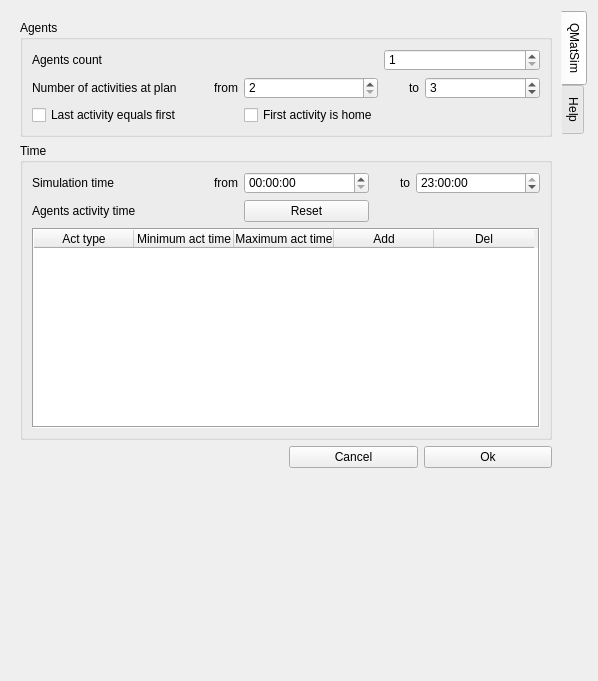
First picture: the form in q_mat_sim_dialog_base_agents.ui, repository DmitryDobr/QMATSim, before the edit.
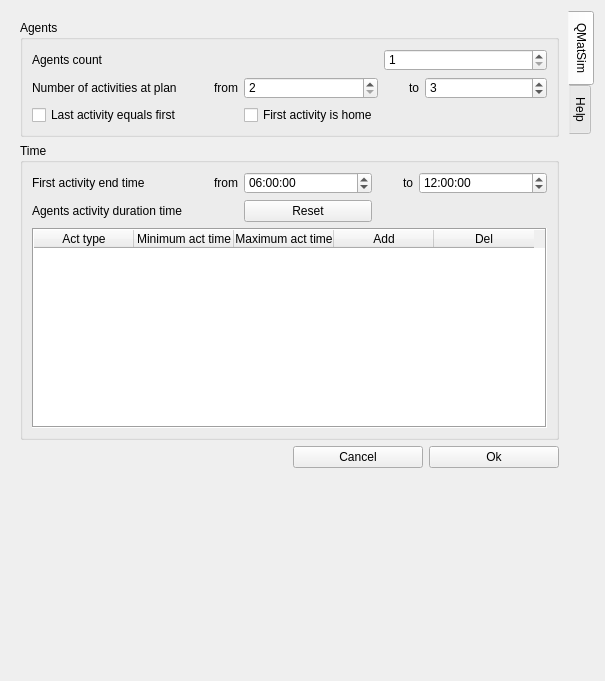
Second picture: the form after the edit. The open tabs and pages were chosen to show the change. Custom widgets are drawn as their Qt base class.

```diff
--- a/q_mat_sim_dialog_base_agents.ui
+++ b/q_mat_sim_dialog_base_agents.ui
@@ -6,7 +6,7 @@
    <rect>
     <x>0</x>
     <y>0</y>
-    <width>598</width>
+    <width>605</width>
     <height>681</height>
    </rect>
   </property>
@@ -855,7 +855,22 @@
                </widget>
               </item>
               <item row="0" column="2">
-               <widget class="QTimeEdit" name="timeEdit"/>
+               <widget class="QTimeEdit" name="timeEdit_firstActDurMin">
+                <property name="minimumTime">
+                 <time>
+                  <hour>0</hour>
+                  <minute>5</minute>
+                  <second>0</second>
+                 </time>
+                </property>
+                <property name="time">
+                 <time>
+                  <hour>6</hour>
+                  <minute>0</minute>
+                  <second>0</second>
+                 </time>
+                </property>
+               </widget>
               </item>
               <item row="0" column="3">
                <widget class="QLabel" name="label_20">
@@ -894,7 +909,7 @@
                  </size>
                 </property>
                 <property name="text">
-                 <string>Agents activity time</string>
+                 <string>Agents activity duration time</string>
                 </property>
                </widget>
               </item>
@@ -957,7 +972,7 @@
                  </size>
                 </property>
                 <property name="text">
-                 <string>Simulation time</string>
+                 <string>First activity end time</string>
                 </property>
                </widget>
               </item>
@@ -965,7 +980,7 @@
                <widget class="QTimeEdit" name="timeEdit_2">
                 <property name="time">
                  <time>
-                  <hour>23</hour>
+                  <hour>12</hour>
                   <minute>0</minute>
                   <second>0</second>
                  </time>
```
Left out of the diff: 4 changed lines with no effect on the pictures.
